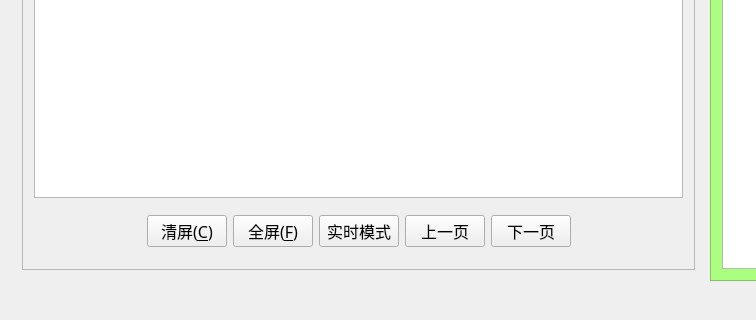
Qt form CC-Client/CC-Client/mainwindow.ui (cokkiy/CC) before a commit; both pictures show x 0 to 756 and y 448 to 768 of the 1021 by 768 pixel window.
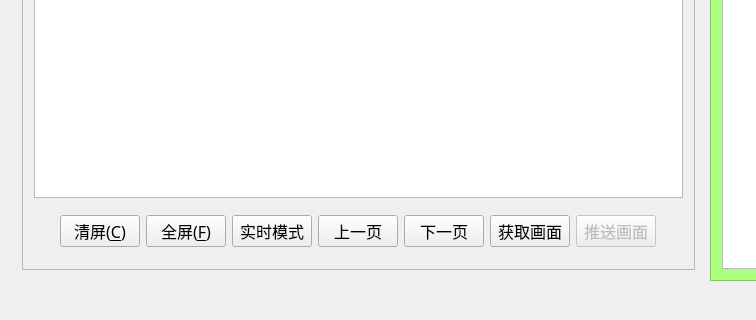
The same form after that commit. Icons and pictures are not drawn. Custom widgets are drawn as their Qt base class.

Commit message: 2.0版第一次提交，准备实现 1）当某个工作站升级后，自动升级其他工作站 2）画面推送和获取

What changed in the file:
```diff
--- a/CC-Client/CC-Client/mainwindow.ui
+++ b/CC-Client/CC-Client/mainwindow.ui
@@ -299,7 +299,7 @@
             </widget>
            </item>
            <item>
-            <widget class="QFrame" name="">
+            <widget class="QFrame" name="frame">
              <property name="styleSheet">
               <string notr="true"/>
              </property>
@@ -400,6 +400,35 @@
                 </property>
                </widget>
               </item>
+              <item>
+               <widget class="QPushButton" name="fetchPagePushButton">
+                <property name="toolTip">
+                 <string>获取选定工作站指显画面，准备推送到其他工作站</string>
+                </property>
+                <property name="statusTip">
+                 <string>获取选定工作站指显画面，准备推送到其他工作站</string>
+                </property>
+                <property name="text">
+                 <string>获取画面</string>
+                </property>
+               </widget>
+              </item>
+              <item>
+               <widget class="QPushButton" name="pushPagePushButton">
+                <property name="enabled">
+                 <bool>false</bool>
+                </property>
+                <property name="toolTip">
+                 <string>推送已经获取的画面到选定的工作站</string>
+                </property>
+                <property name="statusTip">
+                 <string>推送已经获取的画面到选定的工作站，当前未获取画面，请先获取画面</string>
+                </property>
+                <property name="text">
+                 <string>推送画面</string>
+                </property>
+               </widget>
+              </item>
               <item>
                <spacer name="horizontalSpacer_4">
                 <property name="orientation">
```
The commit also changes 9 other files.
